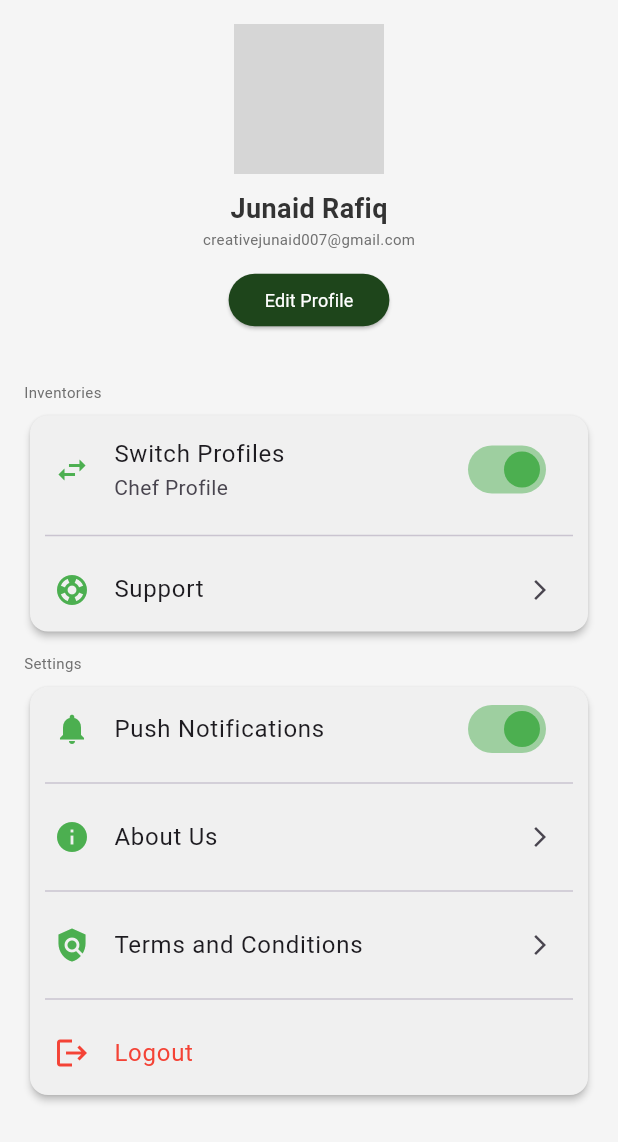
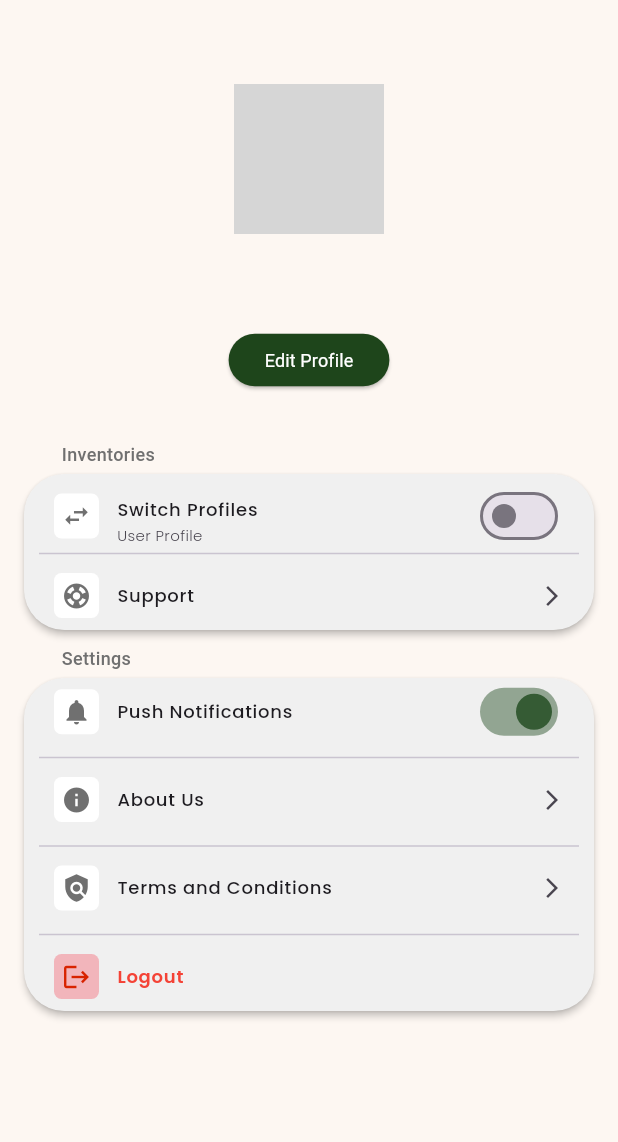
Before and after one commit to Aqdas34/flutter-app, a Flutter app: the ProfileSettingsScreen screen opened directly, on a phone screen of 412 x 824 dp. Shown: the top 1142 px of the screen. Run offline on Flutter 3.47's test engine with Material 3 defaults, Android fonts, the phone set to English and light mode, and no system bars; our stand-ins replace dio, google_fonts, shared_preferences; missing offline and left inert: flutter_circular_text; accounts and stored records are empty; network calls fail; grey boxes are pictures that could not be loaded.

```diff
--- a/lib/pages/auth/service/register_service.dart
+++ b/lib/pages/auth/service/register_service.dart
@@ -95,8 +95,8 @@ class AuthService {
             await prefs.setString(
                 'x-auth-token', jsonDecode(response.body)['token']);
 
-            String value = Provider.of<UserProvider>(context, listen: false).user.token;
-            showSuccess(context, 'Account Loggeed In $value');
+            // String value = Provider.of<UserProvider>(context, listen: false).user.token;
+            // showSuccess(context, 'Account Loggeed In $value');
 
             // showSnackBar(context, prefs.getString('x-auth-token')!);
             Navigator.pushAndRemoveUntil(
--- a/lib/pages/home/screen/home_screen.dart
+++ b/lib/pages/home/screen/home_screen.dart
@@ -5,12 +5,17 @@ import 'package:only_shef/pages/home/widgets/cuisine_custom_card.dart';
 import 'package:only_shef/widgets/custom_menu_button.dart';
 
 import 'package:only_shef/widgets/custome_nav_bar.dart';
+import 'package:provider/provider.dart';
+
+import '../../../provider/user_provider.dart';
 
 class HomeScreen extends StatelessWidget {
   const HomeScreen({super.key});
 
   @override
   Widget build(BuildContext context) {
+    final user = Provider.of<UserProvider>(context, listen: false).user;
+    ;
     return Scaffold(
       backgroundColor: Color(0xffFDF7F2),
       body: Stack(
@@ -30,7 +35,7 @@ class HomeScreen extends StatelessWidget {
                     ThreeGreenBarsMenu(),
                     CircleAvatar(
                       radius: 25,
-                      backgroundImage: AssetImage('assets/chef_image.jpg'),
+                      backgroundImage: NetworkImage(user.profileImage),
                     ),
                   ],
                 ),
--- a/lib/pages/profile_setting/screen/profile_setting.dart
+++ b/lib/pages/profile_setting/screen/profile_setting.dart
@@ -1,5 +1,9 @@
 import 'package:flutter/material.dart';
+import 'package:only_shef/common/colors/colors.dart';
 import 'package:only_shef/pages/profile_setting/widgets/helper_widgets.dart';
+import 'package:provider/provider.dart';
+
+import '../../../provider/user_provider.dart';
 
 class ProfileSettingsScreen extends StatefulWidget {
   const ProfileSettingsScreen({super.key});
@@ -9,34 +13,36 @@ class ProfileSettingsScreen extends StatefulWidget {
 }
 
 class _ProfileSettingsScreenState extends State<ProfileSettingsScreen> {
-  bool isProfileSwitched = true;
+  bool isProfileSwitched = false;
   bool isPushNotificationsEnabled = true;
 
   @override
   Widget build(BuildContext context) {
-    return SafeArea(
-      child: Scaffold(
-        backgroundColor: Colors.grey[100],
-        body: SingleChildScrollView(
+    final user = Provider.of<UserProvider>(context).user;
+    return Scaffold(
+      backgroundColor: backgroundColor,
+      body: Padding(
+        padding: const EdgeInsets.only(top: 40.0),
+        child: SingleChildScrollView(
           padding: EdgeInsets.all(16.0),
           child: Column(
             crossAxisAlignment: CrossAxisAlignment.center,
             children: [
               CircleAvatar(
                 radius: 50,
-                backgroundImage: AssetImage(
-                    'assets/profile_image.png'), // Replace with network image if needed
+                backgroundImage: NetworkImage(
+                    user.profileImage), // Replace with network image if needed
               ),
               SizedBox(height: 10),
               Text(
-                "Junaid Rafiq",
+                user.name,
                 style: TextStyle(
                     fontSize: 18,
                     fontWeight: FontWeight.bold,
                     color: Color(0xFF333333)),
               ),
               Text(
-                "creativejunaid007@gmail.com",
+                user.email,
                 style: TextStyle(color: Color(0xFF707070), fontSize: 10),
               ),
               SizedBox(height: 10),
@@ -63,7 +69,7 @@ class _ProfileSettingsScreenState extends State<ProfileSettingsScreen> {
                 buildSwitchTile(
                   icon: Icons.swap_horiz,
                   title: "Switch Profiles",
-                  subtitle: "Chef Profile",
+                  subtitle: "User Profile",
                   value: isProfileSwitched,
                   onChanged: (value) {
                     setState(() => isProfileSwitched = value);
--- a/lib/pages/profile_setting/widgets/helper_widgets.dart
+++ b/lib/pages/profile_setting/widgets/helper_widgets.dart
@@ -1,16 +1,18 @@
 import 'package:flutter/material.dart';
 import 'package:google_fonts/google_fonts.dart';
+
+import '../../../common/colors/colors.dart';
 
 Widget buildSectionHeader(String title) {
   return Align(
     alignment: Alignment.centerLeft,
     child: Padding(
-      padding: const EdgeInsets.only(top: 10, bottom: 5),
+      padding: const EdgeInsets.only(top: 10, bottom: 5, left: 25),
       child: Text(
         title,
         style: TextStyle(
-            fontSize: 10,
-            fontWeight: FontWeight.w400,
+            fontSize: 12,
+            fontWeight: FontWeight.w500,
             color: Color(0xFF707070)),
       ),
     ),
@@ -19,10 +21,12 @@ Widget buildSectionHeader(String title) {
 
 Widget buildSettingsCard(List<Widget> children) {
   return Card(
+    margin: EdgeInsets.zero,
     color: Color(0xFFF0F0F0),
     elevation: 2,
-    shape: RoundedRectangleBorder(borderRadius: BorderRadius.circular(12)),
-    child: Column(children: children),
+    shape: RoundedRectangleBorder(borderRadius: BorderRadius.circular(27)),
+    child:
+        Column(mainAxisAlignment: MainAxisAlignment.start, children: children),
   );
 }
 
@@ -33,13 +37,44 @@ Widget buildSwitchTile({
   required bool value,
   required Function(bool) onChanged,
 }) {
-  return SwitchListTile(
-    secondary: Icon(icon, color: Colors.green),
-    title: Text(title),
-    subtitle: subtitle != null ? Text(subtitle) : null,
+  return SizedBox(
+    height: 45,
+    child: Align(
+      child: SwitchListTile(
+        // minVerticalPadding: 0, // else 2px still present
+        dense: true, // else 2px still present
+        visualDensity: VisualDensity.compact, // Else theme will be use
+        contentPadding: EdgeInsets.symmetric(horizontal: 20),
+// Removed padding
+        secondary: Container(
+            margin: EdgeInsets.zero, // Removed margin
+            padding: EdgeInsets.zero, // Ensure no padding
+            height: 30,
+            width: 30,
+            decoration: BoxDecoration(
+                borderRadius: BorderRadius.circular(5), color: Colors.white),
+            child: Icon(icon, size: 20, color: Color(0xFF707070))),
+        title: Text(
+          title,
+          style: GoogleFonts.poppins(
+            fontSize: 12,
+            fontWeight: FontWeight.w500,
+          ),
+        ),
+        subtitle: subtitle != null
+            ? Text(
+                subtitle,
+                style: GoogleFonts.poppins(
+                  fontSize: 10,
+                  fontWeight: FontWeight.w300,
+                ),
+              )
+            : null,
         value: value,
         onChanged: onChanged,
-    activeColor: Colors.green,
+        activeColor: primaryColor,
+      ),
+    ),
   );
 }
 
@@ -48,21 +83,66 @@ Widget buildNavigationTile({
   required String title,
   required VoidCallback onTap,
 }) {
-  return ListTile(
-    leading: Icon(icon, color: Colors.green),
-    title: Text(title),
+  return Container(
+    margin: EdgeInsets.zero,
+    height: 43,
+    child: ListTile(
+      minVerticalPadding: 0, // else 2px still present
+      dense: true, // else 2px still present
+      visualDensity: VisualDensity.compact, // Else theme will be use
+      contentPadding: EdgeInsets.symmetric(horizontal: 20),
+// Removed padding
+
+      leading: Container(
+          margin: EdgeInsets.zero, // Removed margin
+          padding: EdgeInsets.zero, // Ensure no padding
+          height: 30,
+          width: 30,
+          decoration: BoxDecoration(
+              borderRadius: BorderRadius.circular(5), color: Colors.white),
+          child: Icon(icon, size: 20, color: Color(0xFF707070))),
+      title: Text(
+        title,
+        style: GoogleFonts.poppins(
+          fontSize: 12,
+          fontWeight: FontWeight.w500,
+        ),
+      ),
       trailing: Icon(Icons.arrow_forward_ios, size: 16),
       onTap: onTap,
+    ),
   );
 }
 
 Widget buildLogoutButton(BuildContext context) {
-  return ListTile(
-    leading: Icon(Icons.logout, color: Colors.red),
-    title: Text("Logout", style: TextStyle(color: Colors.red)),
+  return InkWell(
     onTap: () {
       showLogoutDialog(context);
     },
+    child: Container(
+      height: 43,
+      child: ListTile(
+        minVerticalPadding: 0, // else 2px still present
+        dense: true, // else 2px still present
+        visualDensity: VisualDensity.compact, // Else theme will be use
+        contentPadding: EdgeInsets.symmetric(horizontal: 20),
+
+// Ensure no padding
+        leading: Container(
+            height: 30,
+            width: 30,
+            padding: EdgeInsets.zero, // Ensure no padding
+            decoration: BoxDecoration(
+                borderRadius: BorderRadius.circular(5),
+                color: Color(0xFFF63C4E).withOpacity(0.33)),
+            child: Icon(Icons.logout, size: 20, color: Color(0xFFD82300))),
+        title: Text(
+          "Logout",
+          style: GoogleFonts.poppins(
+              fontSize: 12, fontWeight: FontWeight.w600, color: Colors.red),
+        ),
+      ),
+    ),
   );
 }
 
@@ -74,23 +154,56 @@ void showLogoutDialog(BuildContext context) {
         shape: RoundedRectangleBorder(borderRadius: BorderRadius.circular(12)),
         title: Text("Confirm Logout",
             textAlign: TextAlign.center,
-            style: GoogleFonts.poppins(fontWeight: FontWeight.w400,fontSize: 14)),
-        content: Text("Are you sure you want to logout?",
+            style:
+                GoogleFonts.poppins(fontWeight: FontWeight.w600, fontSize: 14)),
+        content: SizedBox(
+          width: MediaQuery.of(context).size.width * 0.8,
+          // Increase width
+          child: Text(
+            "Are you sure you want to logout?",
             textAlign: TextAlign.center,
-            style: GoogleFonts.poppins(fontSize: 12),),
+            style: GoogleFonts.poppins(fontSize: 12),
+          ),
+        ),
         actions: [
-          TextButton(
-            style: TextButton.styleFrom(backgroundColor: Color(0xFFDDDDDD)),
-            onPressed: () => Navigator.pop(context),
-            child: Text("Cancel",style: GoogleFonts.poppins(color: Color(0xFF117BE8)),),
+          Row(
+            mainAxisAlignment: MainAxisAlignment.spaceEvenly,
+            children: [
+              ElevatedButton(
+                style: ElevatedButton.styleFrom(
+                  backgroundColor: Color(0xFF117BE8).withAlpha(33),
+                  padding: EdgeInsets.symmetric(horizontal: 20),
+                  shape: RoundedRectangleBorder(
+                    borderRadius: BorderRadius.circular(8),
                   ),
-          ElevatedButton(
-            style: ElevatedButton.styleFrom(backgroundColor: Colors.red),
+                ),
                 onPressed: () {
                   Navigator.pop(context);
                   // Add your logout logic here
                 },
-            child: Text("Logout"),
+                child: Text(
+                  "Cancel",
+                  style: GoogleFonts.poppins(color: Color(0xFF117BE8)),
+                ),
+              ),
+              ElevatedButton(
+                style: ElevatedButton.styleFrom(
+                  backgroundColor: Colors.red,
+                  padding: EdgeInsets.symmetric(horizontal: 20),
+                  shape: RoundedRectangleBorder(
+                    borderRadius: BorderRadius.circular(8),
+                  ),
+                ),
+                onPressed: () {
+                  Navigator.pop(context);
+                  // Add your logout logic here
+                },
+                child: Text(
+                  "Logout",
+                  style: GoogleFonts.poppins(color: Colors.white),
+                ),
+              ),
+            ],
           ),
         ],
       );
--- a/lib/pages/splash/screen/splash_screen.dart
+++ b/lib/pages/splash/screen/splash_screen.dart
@@ -2,6 +2,7 @@ import 'package:flutter/material.dart';
 import 'package:only_shef/pages/home/screen/home_screen.dart';
 import 'dart:async';
 import 'package:only_shef/pages/login_sign/login_or_signup.dart';
+import 'package:only_shef/pages/splash/services/splash_services.dart';
 import 'package:shared_preferences/shared_preferences.dart';
 
 class SplashScreen extends StatefulWidget {
@@ -16,6 +17,7 @@ class _SplashScreenState extends State<SplashScreen>
   late AnimationController _controller;
   late Animation<Offset> _slideAnimation;
   late Animation<double> _fadeAnimation;
+  SplashServices services = SplashServices();
 
   @override
   void initState() {
@@ -73,6 +75,8 @@ class _SplashScreenState extends State<SplashScreen>
 
     // Check if token exists
     if (token != null && token.isNotEmpty) {
+      // ignore: use_build_context_synchronously
+      services.getUserData(token, context);
       // If token exists, navigate to HomeScreen
       Navigator.pushAndRemoveUntil(
         // ignore: use_build_context_synchronously
```
Also changed, not shown: lib/pages/splash/services/splash_services.dart (added, +57 -0 lines). Lines whose indentation alone changed are shown as unchanged.
